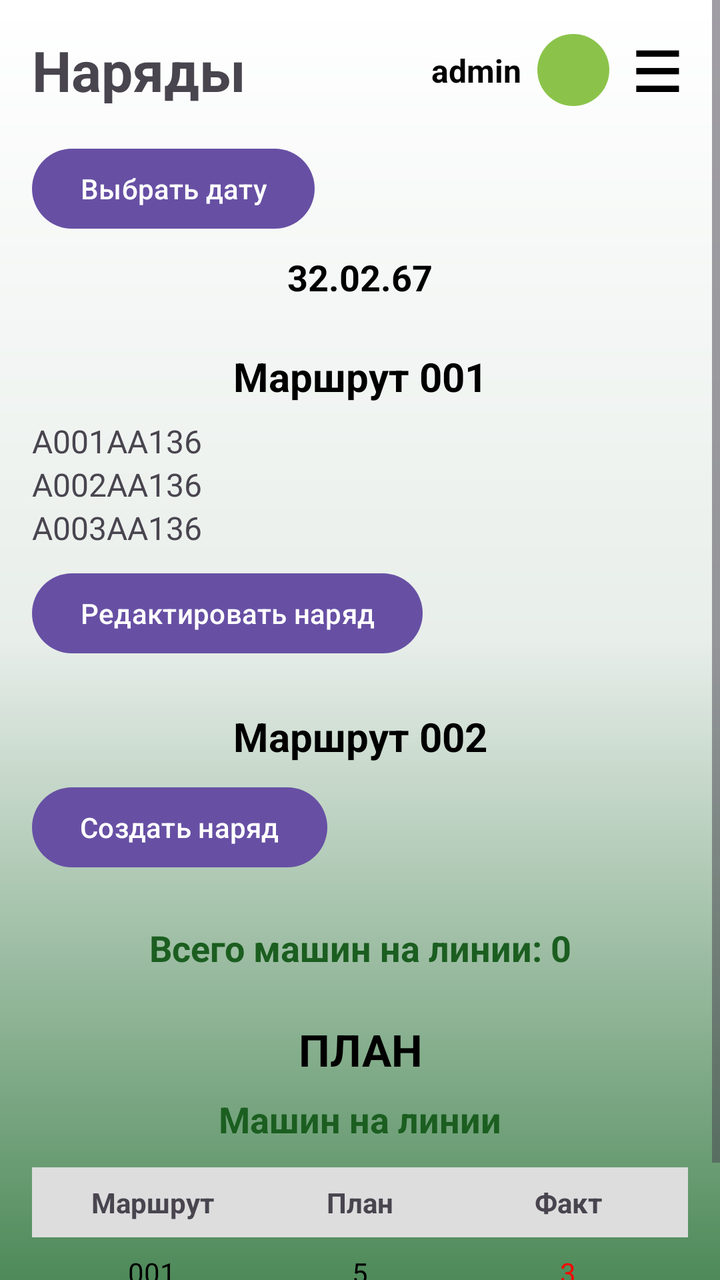
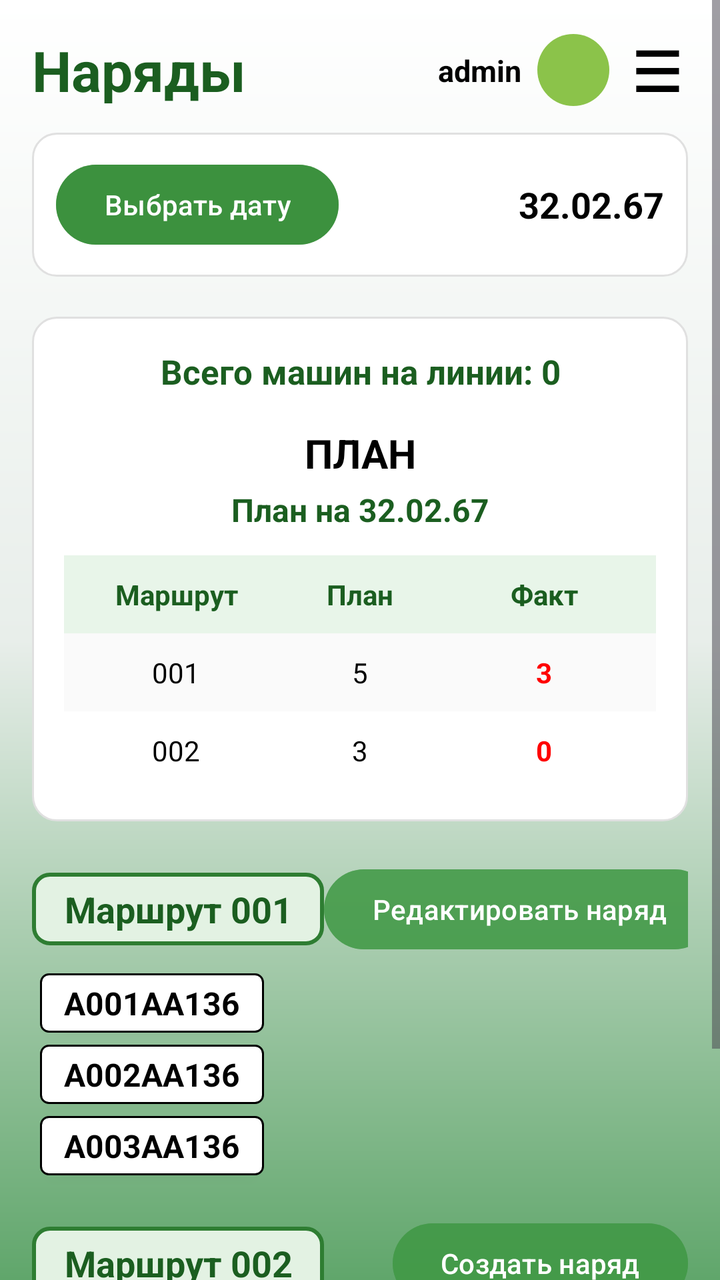

The first picture is an Android layout as it rendered before a commit; the second is the same layout after the commit. The layout source and the unified diff follow.
<!-- AndroidManifest.xml: application theme Theme.Eogppnaumchenko -->
<!-- res/layout/activity_main.xml -->
<?xml version="1.0" encoding="utf-8"?>
<ScrollView xmlns:android="http://schemas.android.com/apk/res/android"
    android:layout_width="match_parent"
    android:layout_height="match_parent"
    android:background="@drawable/bg_gradient">

    <LinearLayout
        android:layout_width="match_parent"
        android:layout_height="wrap_content"
        android:orientation="vertical"
        android:padding="16dp">

        <LinearLayout
            android:layout_width="match_parent"
            android:layout_height="wrap_content"
            android:orientation="horizontal"
            android:gravity="center_vertical">

            <TextView
                android:layout_width="0dp"
                android:layout_height="wrap_content"
                android:layout_weight="1"
                android:text="Наряды"
                android:textSize="28sp"
                android:textStyle="bold" />

            <TextView
                android:layout_width="wrap_content"
                android:layout_height="wrap_content"
                android:text="admin"
                android:textSize="16sp"
                android:textStyle="bold"
                android:textColor="#000000"
                android:layout_marginEnd="8dp" />

            <View
                android:layout_width="36dp"
                android:layout_height="36dp"
                android:background="@drawable/avatar_circle"
                android:layout_marginEnd="8dp" />

            <TextView
                android:layout_width="wrap_content"
                android:layout_height="wrap_content"
                android:text="☰"
                android:textSize="28sp"
                android:textStyle="bold"
                android:textColor="#000000"
                android:paddingHorizontal="4dp" />

        </LinearLayout>

        <Button
            android:id="@+id/btnPickDate"
            android:layout_width="wrap_content"
            android:layout_height="wrap_content"
            android:layout_marginTop="16dp"
            android:text="Выбрать дату" />

        <TextView
            android:id="@+id/tvSelectedDate"
            android:layout_width="match_parent"
            android:layout_height="wrap_content"
            android:layout_marginTop="8dp"
            android:text="32.02.67"
            android:textSize="18sp"
            android:textStyle="bold"
            android:gravity="center"
            android:textColor="#000000" />

        <TextView
            android:layout_width="match_parent"
            android:layout_height="wrap_content"
            android:layout_marginTop="24dp"
            android:text="Маршрут 001"
            android:textSize="20sp"
            android:textStyle="bold"
            android:gravity="center"
            android:textColor="#000000" />

        <TextView
            android:layout_width="wrap_content"
            android:layout_height="wrap_content"
            android:layout_marginTop="8dp"
            android:text="А001АА136"
            android:textSize="16sp" />

        <TextView
            android:layout_width="wrap_content"
            android:layout_height="wrap_content"
            android:text="А002АА136"
            android:textSize="16sp" />

        <TextView
            android:layout_width="wrap_content"
            android:layout_height="wrap_content"
            android:text="А003АА136"
            android:textSize="16sp" />

        <Button
            android:layout_width="wrap_content"
            android:layout_height="wrap_content"
            android:layout_marginTop="8dp"
            android:text="Редактировать наряд" />

        <TextView
            android:layout_width="match_parent"
            android:layout_height="wrap_content"
            android:layout_marginTop="24dp"
            android:text="Маршрут 002"
            android:textSize="20sp"
            android:textStyle="bold"
            android:gravity="center"
            android:textColor="#000000"/>

        <Button
            android:layout_width="wrap_content"
            android:layout_height="wrap_content"
            android:layout_marginTop="8dp"
            android:text="Создать наряд" />

        <TextView
            android:layout_width="match_parent"
            android:layout_height="wrap_content"
            android:layout_marginTop="24dp"
            android:text="Всего машин на линии: 0"
            android:textSize="18sp"
            android:textStyle="bold"
            android:gravity="center"
            android:textColor="#1B5E20" />

        <TextView
            android:layout_width="match_parent"
            android:layout_height="wrap_content"
            android:layout_marginTop="24dp"
            android:text="ПЛАН"
            android:textSize="22sp"
            android:textStyle="bold"
            android:gravity="center"
            android:textColor="#000000" />

        <TextView
            android:layout_width="match_parent"
            android:layout_height="wrap_content"
            android:layout_marginTop="8dp"
            android:text="Машин на линии"
            android:textSize="18sp"
            android:textStyle="bold"
            android:gravity="center"
            android:textColor="#1B5E20" />

        <TableLayout
            android:layout_width="match_parent"
            android:layout_height="wrap_content"
            android:layout_marginTop="12dp"
            android:stretchColumns="*">

            <TableRow
                android:background="#DDDDDD"
                android:padding="8dp">

                <TextView
                    android:layout_width="0dp"
                    android:layout_weight="1"
                    android:text="Маршрут"
                    android:textStyle="bold"
                    android:gravity="center" />

                <TextView
                    android:layout_width="0dp"
                    android:layout_weight="1"
                    android:text="План"
                    android:textStyle="bold"
                    android:gravity="center" />

                <TextView
                    android:layout_width="0dp"
                    android:layout_weight="1"
                    android:text="Факт"
                    android:textStyle="bold"
                    android:gravity="center" />
            </TableRow>

            <TableRow android:padding="8dp">
                <TextView
                    android:layout_width="0dp"
                    android:layout_weight="1"
                    android:text="001"
                    android:gravity="center"
                    android:textColor="#000000"/>
                <TextView
                    android:layout_width="0dp"
                    android:layout_weight="1"
                    android:text="5"
                    android:gravity="center"
                    android:textColor="#000000"/>
                <TextView
                    android:layout_width="0dp"
                    android:layout_weight="1"
                    android:text="3"
                    android:gravity="center"
                    android:textColor="#FF0000"/>
            </TableRow>

            <TableRow android:padding="8dp">
                <TextView
                    android:layout_width="0dp"
                    android:layout_weight="1"
                    android:text="002"
                    android:gravity="center"
                    android:textColor="#000000"/>
                <TextView
                    android:layout_width="0dp"
                    android:layout_weight="1"
                    android:text="3"
                    android:gravity="center"
                    android:textColor="#000000"/>
                <TextView
                    android:layout_width="0dp"
                    android:layout_weight="1"
                    android:text="0"
                    android:gravity="center"
                    android:textColor="#FF0000"/>
            </TableRow>

        </TableLayout>

    </LinearLayout>

</ScrollView>
<!-- resources referenced by this layout -->
<resources>
  <!-- drawable avatar_circle (drawable) -->
  <?xml version="1.0" encoding="utf-8"?>
  <shape xmlns:android="http://schemas.android.com/apk/res/android"
      android:shape="oval">
      <solid android:color="#8BC34A" />
  </shape>
  <!-- drawable bg_gradient (drawable) -->
  <?xml version="1.0" encoding="utf-8"?>
  <shape xmlns:android="http://schemas.android.com/apk/res/android"
      android:shape="rectangle">
  
      <gradient
          android:angle="270"
          android:startColor="#FFFFFF"
          android:centerColor="#E8EEEA"
          android:endColor="#4E8A59"
          android:type="linear" />
  
  </shape>
  <style name="Theme.Eogppnaumchenko" parent="Base.Theme.Eogppnaumchenko" />
  <style name="Base.Theme.Eogppnaumchenko" parent="Theme.Material3.DayNight.NoActionBar">
          
          
      </style>
</resources>

<!-- the commit's change to res/layout/activity_main.xml (unified diff, before → after) -->
@@ -2,7 +2,8 @@
 <ScrollView xmlns:android="http://schemas.android.com/apk/res/android"
     android:layout_width="match_parent"
     android:layout_height="match_parent"
-    android:background="@drawable/bg_gradient">
+    android:background="@drawable/bg_gradient"
+    android:fillViewport="true">
 
     <LinearLayout
         android:layout_width="match_parent"
@@ -10,11 +11,14 @@
         android:orientation="vertical"
         android:padding="16dp">
 
+
+
         <LinearLayout
             android:layout_width="match_parent"
             android:layout_height="wrap_content"
             android:orientation="horizontal"
-            android:gravity="center_vertical">
+            android:gravity="center_vertical"
+            android:paddingBottom="12dp">
 
             <TextView
                 android:layout_width="0dp"
@@ -22,13 +26,14 @@
                 android:layout_weight="1"
                 android:text="Наряды"
                 android:textSize="28sp"
-                android:textStyle="bold" />
+                android:textStyle="bold"
+                android:textColor="#1B5E20" />
 
             <TextView
                 android:layout_width="wrap_content"
                 android:layout_height="wrap_content"
                 android:text="admin"
-                android:textSize="16sp"
+                android:textSize="15sp"
                 android:textStyle="bold"
                 android:textColor="#000000"
                 android:layout_marginEnd="8dp" />
@@ -50,181 +55,316 @@
 
         </LinearLayout>
 
-        <Button
-            android:id="@+id/btnPickDate"
-            android:layout_width="wrap_content"
-            android:layout_height="wrap_content"
-            android:layout_marginTop="16dp"
-            android:text="Выбрать дату" />
-
-        <TextView
-            android:id="@+id/tvSelectedDate"
-            android:layout_width="match_parent"
-            android:layout_height="wrap_content"
-            android:layout_marginTop="8dp"
-            android:text="32.02.67"
-            android:textSize="18sp"
-            android:textStyle="bold"
-            android:gravity="center"
-            android:textColor="#000000" />
-
-        <TextView
-            android:layout_width="match_parent"
-            android:layout_height="wrap_content"
-            android:layout_marginTop="24dp"
-            android:text="Маршрут 001"
-            android:textSize="20sp"
-            android:textStyle="bold"
-            android:gravity="center"
-            android:textColor="#000000" />
+        <LinearLayout
+            android:layout_width="match_parent"
+            android:layout_height="wrap_content"
+            android:orientation="horizontal"
+            android:gravity="center_vertical"
+            android:background="@drawable/card_bg"
+            android:padding="12dp">
+
+            <Button
+                android:id="@+id/btnPickDate"
+                android:layout_width="wrap_content"
+                android:layout_height="wrap_content"
+                android:backgroundTint="#A11F8121"
+                android:textColor="#FFFFFF"
+                android:text="Выбрать дату" />
+
+            <TextView
+                android:id="@+id/tvSelectedDate"
+                android:layout_width="0dp"
+                android:layout_weight="1"
+                android:layout_height="wrap_content"
+                android:layout_marginStart="12dp"
+                android:text="32.02.67"
+                android:textSize="18sp"
+                android:textStyle="bold"
+                android:gravity="end"
+                android:textColor="#000000" />
+
+        </LinearLayout>
+
+        <LinearLayout
+            android:layout_width="match_parent"
+            android:layout_height="wrap_content"
+            android:orientation="vertical"
+            android:layout_marginTop="20dp"
+            android:background="@drawable/card_bg"
+            android:padding="16dp">
+
+            <TextView
+                android:layout_width="match_parent"
+                android:layout_height="wrap_content"
+                android:text="Всего машин на линии: 0"
+                android:textSize="17sp"
+                android:textStyle="bold"
+                android:gravity="center"
+                android:textColor="#1B5E20" />
+
+            <TextView
+                android:layout_width="match_parent"
+                android:layout_height="wrap_content"
+                android:layout_marginTop="16dp"
+                android:text="ПЛАН"
+                android:textSize="20sp"
+                android:textStyle="bold"
+                android:gravity="center"
+                android:textColor="#000000" />
+
+            <TextView
+                android:layout_width="match_parent"
+                android:layout_height="wrap_content"
+                android:layout_marginTop="4dp"
+                android:text="План на 32.02.67"
+                android:textSize="16sp"
+                android:textStyle="bold"
+                android:gravity="center"
+                android:textColor="#1B5E20" />
+
+            <TableLayout
+                android:layout_width="match_parent"
+                android:layout_height="wrap_content"
+                android:layout_marginTop="12dp"
+                android:stretchColumns="*">
+
+                <TableRow
+                    android:background="#E8F5E9"
+                    android:padding="10dp">
+
+                    <TextView
+                        android:layout_width="0dp"
+                        android:layout_weight="1"
+                        android:text="Маршрут"
+                        android:textStyle="bold"
+                        android:textColor="#1B5E20"
+                        android:gravity="center" />
+
+                    <TextView
+                        android:layout_width="0dp"
+                        android:layout_weight="1"
+                        android:text="План"
+                        android:textStyle="bold"
+                        android:textColor="#1B5E20"
+                        android:gravity="center" />
+
+                    <TextView
+                        android:layout_width="0dp"
+                        android:layout_weight="1"
+                        android:text="Факт"
+                        android:textStyle="bold"
+                        android:textColor="#1B5E20"
+                        android:gravity="center" />
+                </TableRow>
+
+                <TableRow
+                    android:padding="10dp"
+                    android:background="#FAFAFA">
+                    <TextView
+                        android:layout_width="0dp"
+                        android:layout_weight="1"
+                        android:text="001"
+                        android:gravity="center"
+                        android:textColor="#000000" />
+                    <TextView
+                        android:layout_width="0dp"
+                        android:layout_weight="1"
+                        android:text="5"
+                        android:gravity="center"
+                        android:textColor="#000000" />
+                    <TextView
+                        android:layout_width="0dp"
+                        android:layout_weight="1"
+                        android:text="3"
+                        android:gravity="center"
+                        android:textColor="#FF0000"
+                        android:textStyle="bold" />
+                </TableRow>
+
+                <TableRow
+                    android:padding="10dp"
+                    android:background="#FFFFFF">
+                    <TextView
+                        android:layout_width="0dp"
+                        android:layout_weight="1"
+                        android:text="002"
+                        android:gravity="center"
+                        android:textColor="#000000" />
+                    <TextView
+                        android:layout_width="0dp"
+                        android:layout_weight="1"
+                        android:text="3"
+                        android:gravity="center"
+                        android:textColor="#000000" />
+                    <TextView
+                        android:layout_width="0dp"
+                        android:layout_weight="1"
+                        android:text="0"
+                        android:gravity="center"
+                        android:textColor="#FF0000"
+                        android:textStyle="bold" />
+                </TableRow>
+
+            </TableLayout>
+
+        </LinearLayout>
+
+        <LinearLayout
+            android:layout_width="match_parent"
+            android:layout_height="wrap_content"
+            android:layout_marginTop="20dp"
+            android:orientation="horizontal"
+            android:gravity="center_vertical">
+
+            <TextView
+                android:layout_width="wrap_content"
+                android:layout_height="wrap_content"
+                android:text="Маршрут 001"
+                android:textSize="18sp"
+                android:textStyle="bold"
+                android:textColor="#1B5E20"
+                android:paddingHorizontal="16dp"
+                android:paddingVertical="6dp"
+                android:gravity="center"
+                android:background="@drawable/route_badge_bg" />
+
+            <Space
+                android:layout_width="0dp"
+                android:layout_height="1dp"
+                android:layout_weight="1" />
+
+            <Button
+                android:layout_width="wrap_content"
+                android:layout_height="wrap_content"
+                android:backgroundTint="#A1409944"
+                android:textColor="#FFFFFF"
+                android:text="Редактировать наряд" />
+
+        </LinearLayout>
 
         <TextView
             android:layout_width="wrap_content"
             android:layout_height="wrap_content"
             android:layout_marginTop="8dp"
             android:text="А001АА136"
-            android:textSize="16sp" />
+            android:textSize="16sp"
+            android:textStyle="bold"
+            android:textColor="#000000"
+            android:paddingHorizontal="12dp"
+            android:paddingVertical="4dp"
+            android:background="@drawable/plate_bg"
+            android:elevation="2dp"
+            android:layout_marginStart="4dp" />
 
         <TextView
             android:layout_width="wrap_content"
             android:layout_height="wrap_content"
+            android:layout_marginTop="6dp"
             android:text="А002АА136"
-            android:textSize="16sp" />
+            android:textSize="16sp"
+            android:textStyle="bold"
+            android:textColor="#000000"
+            android:paddingHorizontal="12dp"
+            android:paddingVertical="4dp"
+            android:background="@drawable/plate_bg"
+            android:elevation="2dp"
+            android:layout_marginStart="4dp" />
 
         <TextView
             android:layout_width="wrap_content"
             android:layout_height="wrap_content"
+            android:layout_marginTop="6dp"
             android:text="А003АА136"
-            android:textSize="16sp" />
-
-        <Button
-            android:layout_width="wrap_content"
-            android:layout_height="wrap_content"
-            android:layout_marginTop="8dp"
-            android:text="Редактировать наряд" />
-
-        <TextView
-            android:layout_width="match_parent"
-            android:layout_height="wrap_content"
-            android:layout_marginTop="24dp"
-            android:text="Маршрут 002"
-            android:textSize="20sp"
+            android:textSize="16sp"
             android:textStyle="bold"
-            android:gravity="center"
-            android:textColor="#000000"/>
-
-        <Button
-            android:layout_width="wrap_content"
-            android:layout_height="wrap_content"
-            android:layout_marginTop="8dp"
-            android:text="Создать наряд" />
-
-        <TextView
-            android:layout_width="match_parent"
-            android:layout_height="wrap_content"
-            android:layout_marginTop="24dp"
-            android:text="Всего машин на линии: 0"
-            android:textSize="18sp"
-            android:textStyle="bold"
-            android:gravity="center"
-            android:textColor="#1B5E20" />
-
-        <TextView
-            android:layout_width="match_parent"
-            android:layout_height="wrap_content"
-            android:layout_marginTop="24dp"
-            android:text="ПЛАН"
-            android:textSize="22sp"
-            android:textStyle="bold"
-            android:gravity="center"
-            android:textColor="#000000" />
-
-        <TextView
-            android:layout_width="match_parent"
-            android:layout_height="wrap_content"
-            android:layout_marginTop="8dp"
-            android:text="Машин на линии"
-            android:textSize="18sp"
-            android:textStyle="bold"
-            android:gravity="center"
-            android:textColor="#1B5E20" />
-
-        <TableLayout
-            android:layout_width="match_parent"
-            android:layout_height="wrap_content"
-            android:layout_marginTop="12dp"
-            android:stretchColumns="*">
-
-            <TableRow
-                android:background="#DDDDDD"
-                android:padding="8dp">
+            android:textColor="#000000"
+            android:paddingHorizontal="12dp"
+            android:paddingVertical="4dp"
+            android:background="@drawable/plate_bg"
+            android:elevation="2dp"
+            android:layout_marginStart="4dp" />
+
+        <LinearLayout
+            android:layout_width="match_parent"
+            android:layout_height="wrap_content"
+            android:layout_marginTop="20dp"
+            android:orientation="vertical">
+
+            <LinearLayout
+                android:layout_width="match_parent"
+                android:layout_height="wrap_content"
+                android:orientation="horizontal"
+                android:gravity="center_vertical">
 
                 <TextView
+                    android:layout_width="wrap_content"
+                    android:layout_height="wrap_content"
+                    android:text="Маршрут 002"
+                    android:textSize="18sp"
+                    android:textStyle="bold"
+                    android:textColor="#1B5E20"
+                    android:paddingHorizontal="16dp"
+                    android:paddingVertical="6dp"
+                    android:gravity="center"
+                    android:background="@drawable/route_badge_bg" />
+
+                <Space
                     android:layout_width="0dp"
-                    android:layout_weight="1"
-                    android:text="Маршрут"
-                    android:textStyle="bold"
-                    android:gravity="center" />
-
-                <TextView
-                    android:layout_width="0dp"
-                    android:layout_weight="1"
-                    android:text="План"
-                    android:textStyle="bold"
-                    android:gravity="center" />
-
-                <TextView
-                    android:layout_width="0dp"
-                    android:layout_weight="1"
-                    android:text="Факт"
-                    android:textStyle="bold"
-                    android:gravity="center" />
-            </TableRow>
-
-            <TableRow android:padding="8dp">
-                <TextView
-                    android:layout_width="0dp"
-                    android:layout_weight="1"
-                    android:text="001"
-                    android:gravity="center"
-                    android:textColor="#000000"/>
-                <TextView
-                    android:layout_width="0dp"
-                    android:layout_weight="1"
-                    android:text="5"
-                    android:gravity="center"
-                    android:textColor="#000000"/>
-                <TextView
-                    android:layout_width="0dp"
-                    android:layout_weight="1"
-                    android:text="3"
-                    android:gravity="center"
-                    android:textColor="#FF0000"/>
-            </TableRow>
-
-            <TableRow android:padding="8dp">
-                <TextView
-                    android:layout_width="0dp"
-                    android:layout_weight="1"
-                    android:text="002"
-                    android:gravity="center"
-                    android:textColor="#000000"/>
-                <TextView
-                    android:layout_width="0dp"
-                    android:layout_weight="1"
-                    android:text="3"
-                    android:gravity="center"
-                    android:textColor="#000000"/>
-                <TextView
-                    android:layout_width="0dp"
-                    android:layout_weight="1"
-                    android:text="0"
-                    android:gravity="center"
-                    android:textColor="#FF0000"/>
-            </TableRow>
-
-        </TableLayout>
+                    android:layout_height="1dp"
+                    android:layout_weight="1" />
+
+                <Button
+                    android:layout_width="wrap_content"
+                    android:layout_height="wrap_content"
+                    android:backgroundTint="#A1409944"
+                    android:textColor="#FFFFFF"
+                    android:text="Создать наряд" />
+
+            </LinearLayout>
+
+            <TextView
+                android:layout_width="match_parent"
+                android:layout_height="wrap_content"
+                android:layout_marginTop="12dp"
+                android:text="Нет наряда"
+                android:textSize="16sp"
+                android:textStyle="italic"
+                android:gravity="center"
+                android:textColor="#757575" />
+
+        </LinearLayout>
+
+        <LinearLayout
+            android:layout_width="match_parent"
+            android:layout_height="wrap_content"
+            android:layout_marginTop="20dp"
+            android:layout_marginBottom="8dp"
+            android:orientation="horizontal">
+
+            <Button
+                android:layout_width="0dp"
+                android:layout_height="wrap_content"
+                android:layout_weight="1"
+                android:backgroundTint="#757575"
+                android:textColor="#FFFFFF"
+                android:text="На главную" />
+
+            <Space
+                android:layout_width="12dp"
+                android:layout_height="1dp" />
+
+            <Button
+                android:layout_width="0dp"
+                android:layout_height="wrap_content"
+                android:layout_weight="1"
+                android:backgroundTint="#2E7D32"
+                android:textColor="#FFFFFF"
+                android:text="Карта" />
+
+        </LinearLayout>
 
     </LinearLayout>
 
+
+
 </ScrollView>
<!-- resource entries referenced after the edit -->
@@ -15,9 +15,37 @@
           android:angle="270"
           android:startColor="#FFFFFF"
           android:centerColor="#E8EEEA"
-          android:endColor="#4E8A59"
+          android:endColor="#60A66B"
           android:type="linear" />
   
+  </shape>
+  <!-- drawable card_bg (drawable) -->
+  <?xml version="1.0" encoding="utf-8"?>
+  <shape xmlns:android="http://schemas.android.com/apk/res/android"
+      android:shape="rectangle">
+      <solid android:color="#FFFFFF" />
+      <corners android:radius="12dp" />
+      <stroke android:width="1dp" android:color="#E0E0E0" />
+  </shape>
+  <!-- drawable plate_bg (drawable) -->
+  <?xml version="1.0" encoding="utf-8"?>
+  <shape xmlns:android="http://schemas.android.com/apk/res/android"
+      android:shape="rectangle">
+      <solid android:color="#FFFFFF" />
+      <stroke
+          android:width="1dp"
+          android:color="#000000" />
+      <corners android:radius="4dp" />
+  </shape>
+  <!-- drawable route_badge_bg (drawable) -->
+  <?xml version="1.0" encoding="utf-8"?>
+  <shape xmlns:android="http://schemas.android.com/apk/res/android"
+      android:shape="rectangle">
+      <solid android:color="#E3F2E3" />
+      <stroke
+          android:width="2dp"
+          android:color="#2E7D32" />
+      <corners android:radius="8dp" />
   </shape>
   <style name="Theme.Eogppnaumchenko" parent="Base.Theme.Eogppnaumchenko" />
   <style name="Base.Theme.Eogppnaumchenko" parent="Theme.Material3.DayNight.NoActionBar">
